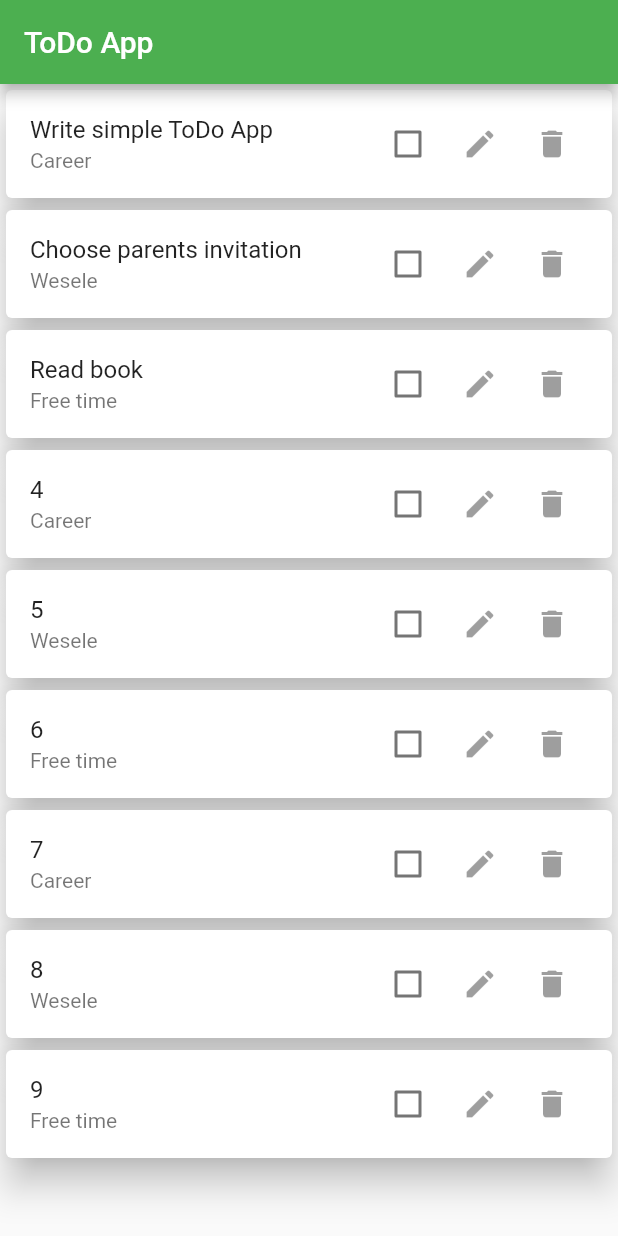
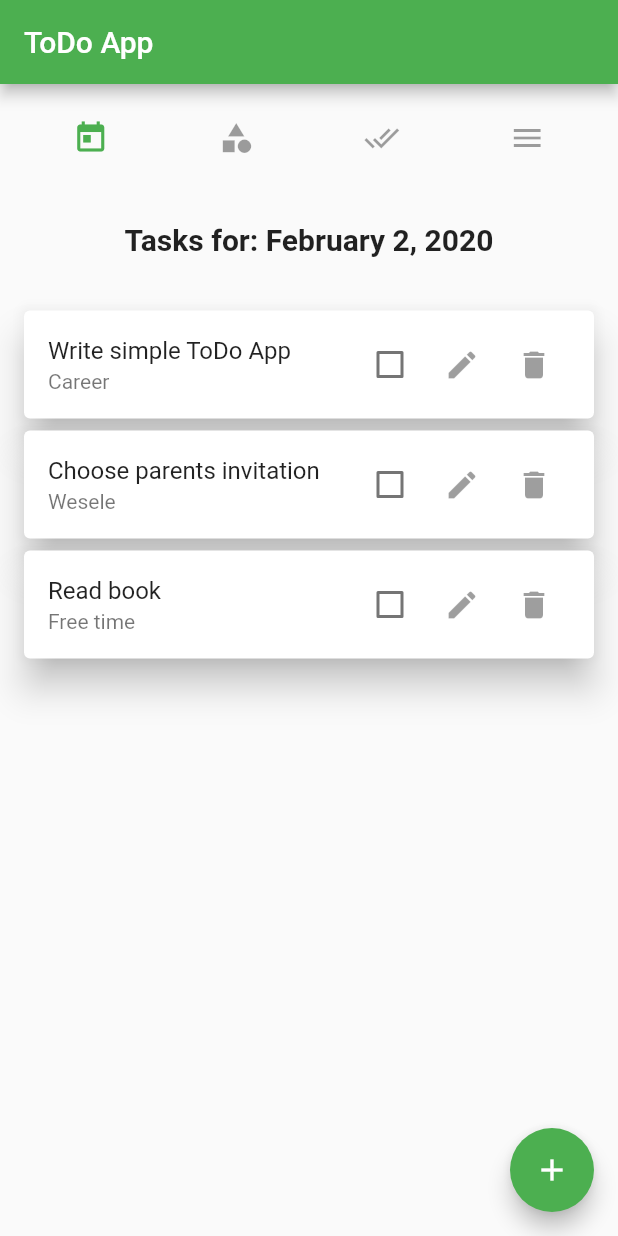
Before and after one commit to kamgolabek/ToDoApp, a Flutter app: the screen it shows after launch, on a phone screen of 412 x 824 dp. Run offline on Flutter 3.47's test engine with Material 2 defaults, Android fonts, the phone set to English and light mode, and no system bars.

Commit message:
UI changes

```diff
--- a/lib/widgets/homepage.dart
+++ b/lib/widgets/homepage.dart
@@ -16,12 +16,12 @@ class _HomePageState extends State<HomePage> {
   TodoItem(id: 1, title: 'Write simple ToDo App', category: 'Career', dueDate: DateTime.now()),
   TodoItem(id: 2, title: 'Choose parents invitation', category: 'Wesele', dueDate: DateTime.now()),
   TodoItem(id: 3, title: 'Read book', category: 'Free time', dueDate: DateTime.now()),
-  TodoItem(id: 4, title: '4', category: 'Career', dueDate: DateTime.now()),
-  TodoItem(id: 5, title: '5', category: 'Wesele', dueDate: DateTime.now()),
-  TodoItem(id: 6, title: '6', category: 'Free time', dueDate: DateTime.now()),
-  TodoItem(id: 7, title: '7', category: 'Career', dueDate: DateTime.now()),
-  TodoItem(id: 8, title: '8', category: 'Wesele', dueDate: DateTime.now()),
-  TodoItem(id: 9, title: '9', category: 'Free time', dueDate: DateTime.now()),
+  // TodoItem(id: 4, title: '4', category: 'Career', dueDate: DateTime.now()),
+  // TodoItem(id: 5, title: '5', category: 'Wesele', dueDate: DateTime.now()),
+  // TodoItem(id: 6, title: '6', category: 'Free time', dueDate: DateTime.now()),
+  // TodoItem(id: 7, title: '7', category: 'Career', dueDate: DateTime.now()),
+  // TodoItem(id: 8, title: '8', category: 'Wesele', dueDate: DateTime.now()),
+  // TodoItem(id: 9, title: '9', category: 'Free time', dueDate: DateTime.now()),
 ];
 
 void completeTask(int id, bool isDone){
@@ -42,6 +42,11 @@ void completeTask(int id, bool isDone){
       body: SingleChildScrollView(
         child: ToDoList(items, completeTask),
       ),
+      floatingActionButton: FloatingActionButton(
+        child: Icon(Icons.add),
+        onPressed: () => {},
+      ),
+      floatingActionButtonLocation: FloatingActionButtonLocation.endFloat,
     );
   }
 }
--- /dev/null
+++ b/lib/widgets/todo_item_view.dart
@@ -0,0 +1,49 @@
+import 'package:flutter/material.dart';
+import '../models/todo_item.dart';
+
+class ToDoItemView extends StatelessWidget {
+  final TodoItem item;
+  final Function onCompleteTaskHandler;
+
+  ToDoItemView(this.item, this.onCompleteTaskHandler);
+
+  @override
+  Widget build(BuildContext context) {
+    return Card(
+      color: item.done ? Colors.green[100] : Colors.white,
+      elevation: 10,
+      child: Flexible(
+        flex: 6,
+        fit: FlexFit.tight,
+        child: ListTile(
+          title: Text(
+            item.title,
+            style: TextStyle(
+              decoration:
+                  item.done ? TextDecoration.lineThrough : TextDecoration.none,
+            ),
+          ),
+          subtitle: Text(item.category),
+          trailing: Flexible(
+            fit: FlexFit.tight,
+            flex: 1,
+            child: FittedBox(
+              fit: BoxFit.cover,
+              child: Row(
+                children: <Widget>[
+                  Checkbox(
+                      value: item.done,
+                      onChanged: (isDone) {
+                        onCompleteTaskHandler(item.id, isDone);
+                      }),
+                  IconButton(icon: Icon(Icons.edit), onPressed: null),
+                  IconButton(icon: Icon(Icons.delete), onPressed: null),
+                ],
+              ),
+            ),
+          ),
+        ),
+      ),
+    );
+  }
+}
--- a/lib/widgets/todo_list.dart
+++ b/lib/widgets/todo_list.dart
@@ -1,5 +1,7 @@
 import 'package:flutter/material.dart';
 import 'package:todoapp/models/todo_item.dart';
+import 'package:todoapp/widgets/todo_item_view.dart';
+import 'package:intl/intl.dart';
 
 class ToDoList extends StatelessWidget {
   final List<TodoItem> items;
@@ -10,34 +12,51 @@ class ToDoList extends StatelessWidget {
   @override
   Widget build(BuildContext context) {
     return Column(
-      children: items.map((item) {
-        return Card(
-          color: item.done ? Colors.green[100] : Colors.white,
-          elevation: 10,
-          child: ListTile(
-            title: Text(
-              item.title,
-              style: TextStyle(
-                decoration: item.done ? TextDecoration.lineThrough : null,
-              ),
-            ),
-            subtitle: Text(item.category),
-            trailing: FittedBox(
-              child: Row(
-                children: <Widget>[
-                  Checkbox(
-                      value: item.done,
-                      onChanged: (isDone) {
-                        onCompleteTaskHandler(item.id, isDone);
-                      }),
-                  IconButton(icon: Icon(Icons.edit), onPressed: null),
-                  IconButton(icon: Icon(Icons.delete), onPressed: null),
-                ],
-              ),
+      children: <Widget>[
+        Container(
+          margin: EdgeInsets.all(12),
+          child: Row(
+            mainAxisAlignment: MainAxisAlignment.spaceAround,
+            children: <Widget>[
+              IconButton(
+                  icon: Icon(Icons.today, color: Colors.green),
+                  onPressed: null),
+              IconButton(
+                  icon: Icon(
+                    Icons.category,
+                  ),
+                  onPressed: null),
+              IconButton(
+                  icon: Icon(
+                    Icons.done_all,
+                  ),
+                  onPressed: null),
+              IconButton(
+                  icon: Icon(
+                    Icons.menu,
+                  ),
+                  onPressed: null),
+            ],
+          ),
+        ),
+        Container(
+          margin: EdgeInsets.all(20),
+          child: Text(
+            'Tasks for: ${DateFormat.yMMMMd().format(DateTime.now())}',
+            style: TextStyle(fontSize: 20, fontWeight: FontWeight.bold)
+          ),
+        ),
+        SingleChildScrollView(
+          child: Container(
+            margin: EdgeInsets.all(12),
+            child: Column(
+              children: items.map((item) {
+                return ToDoItemView(item, onCompleteTaskHandler);
+              }).toList(),
             ),
           ),
-        );
-      }).toList(),
+        ),
+      ],
     );
   }
 }
--- a/pubspec.yaml
+++ b/pubspec.yaml
@@ -19,6 +19,7 @@ environment:
 dependencies:
   flutter:
     sdk: flutter
+  intl: ^0.16.1
 
   # The following adds the Cupertino Icons font to your application.
   # Use with the CupertinoIcons class for iOS style icons.
```
Also changed, not shown: pubspec.lock.
